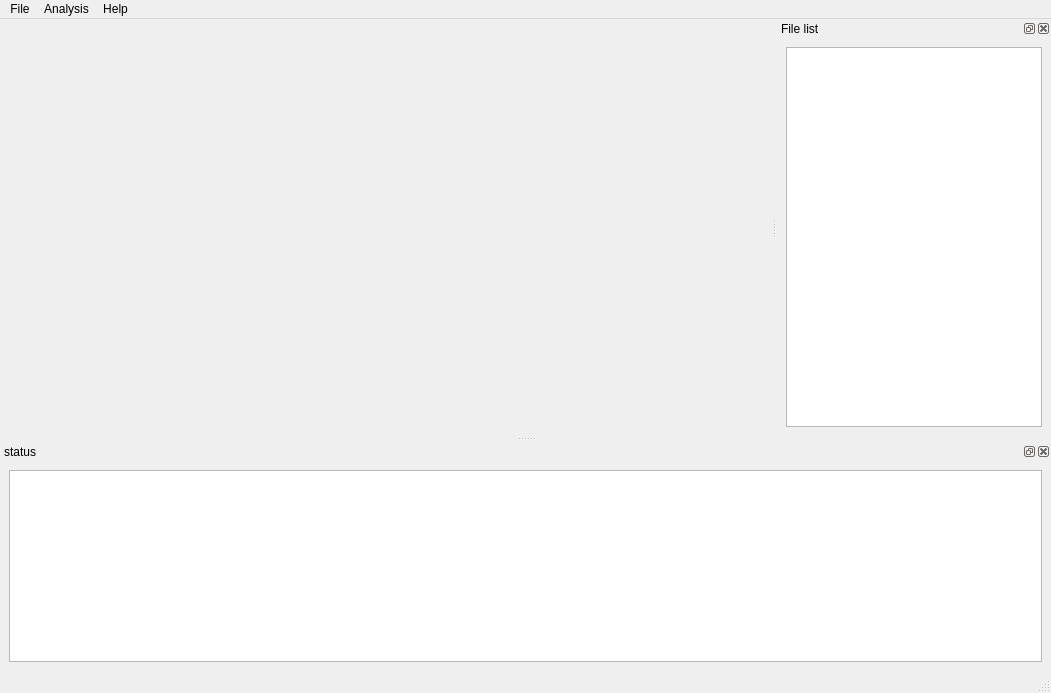
Qt form nearest_rich_form.ui (IT4211/nearest-rich) before a commit.
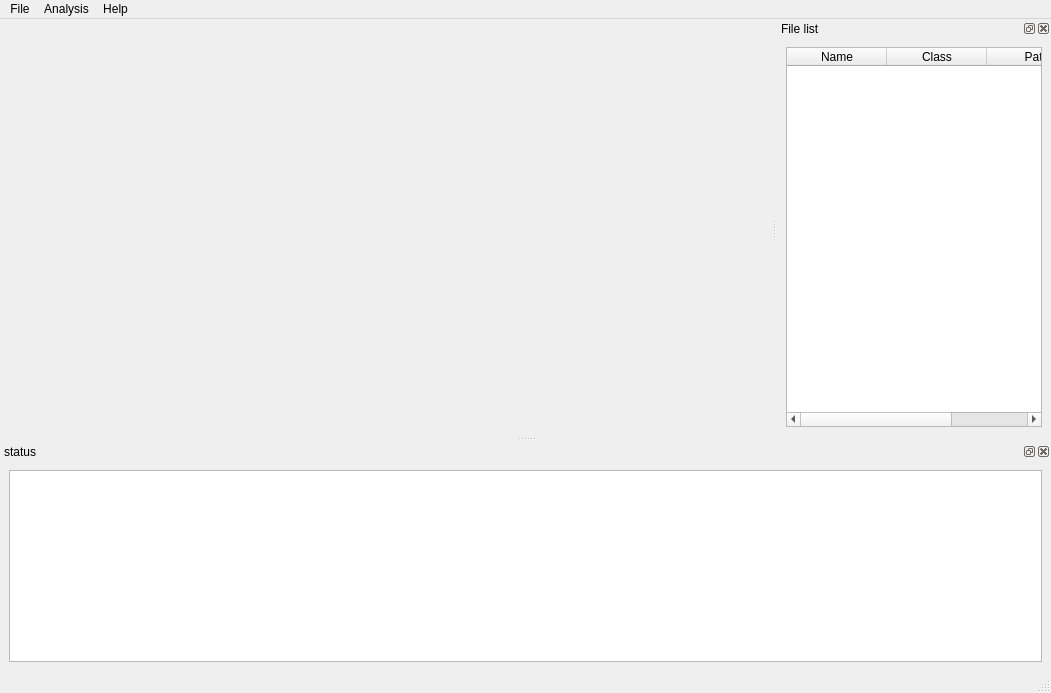
The same form after that commit.

```diff
--- a/nearest_rich_form.ui
+++ b/nearest_rich_form.ui
@@ -93,7 +93,32 @@
     </property>
     <layout class="QGridLayout" name="gridLayout">
      <item row="0" column="0">
-      <widget class="QListWidget" name="listWidget_file"/>
+      <widget class="QTableWidget" name="tableWidget_file">
+       <property name="alternatingRowColors">
+        <bool>true</bool>
+       </property>
+       <property name="sortingEnabled">
+        <bool>true</bool>
+       </property>
+       <attribute name="verticalHeaderShowSortIndicator" stdset="0">
+        <bool>false</bool>
+       </attribute>
+       <column>
+        <property name="text">
+         <string>Name</string>
+        </property>
+       </column>
+       <column>
+        <property name="text">
+         <string>Class</string>
+        </property>
+       </column>
+       <column>
+        <property name="text">
+         <string>Path</string>
+        </property>
+       </column>
+      </widget>
      </item>
     </layout>
    </widget>
```
